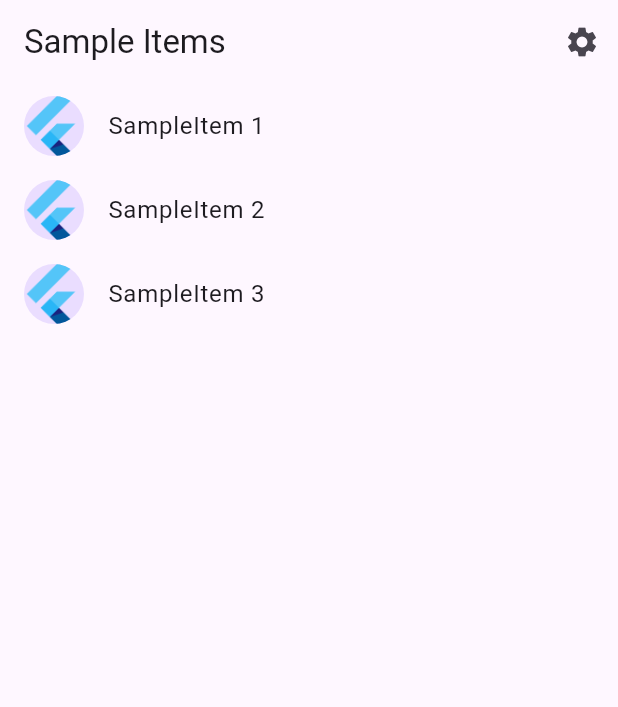
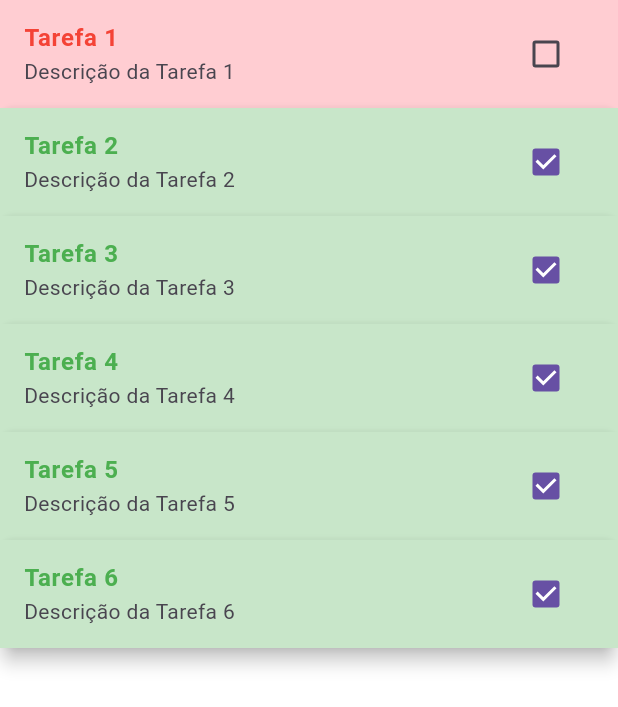
Before and after one commit to lucas1221/Magazord, a Flutter app: the screen it shows after launch, on a phone screen of 412 x 824 dp. Shown: the top 707 px of the screen. Run offline on Flutter 3.47's test engine with Material 3 defaults, Android fonts, the light colour scheme and no system bars.

Commit message:
[FEAT]: Arquivos da tarefa1
Estilos, Items na lista, correção de erros

```diff
--- a/magazord-tarefa1-Flutter/flutter_tarefa1_magazord/lib/src/app.dart
+++ b/magazord-tarefa1-Flutter/flutter_tarefa1_magazord/lib/src/app.dart
@@ -1,13 +1,8 @@
+// app.dart
 import 'package:flutter/material.dart';
-import 'package:flutter_gen/gen_l10n/app_localizations.dart';
-import 'package:flutter_localizations/flutter_localizations.dart';
+import 'settings/settings_controller.dart';
+import 'sample_feature/sample_item_list_view.dart';
 
-import 'sample_feature/sample_item_details_view.dart';
-import 'sample_feature/sample_item_list_view.dart';
-import 'settings/settings_controller.dart';
-import 'settings/settings_view.dart';
-
-/// The Widget that configures your application.
 class MyApp extends StatelessWidget {
   const MyApp({
     super.key,
@@ -18,68 +13,12 @@ class MyApp extends StatelessWidget {
 
   @override
   Widget build(BuildContext context) {
-    // Glue the SettingsController to the MaterialApp.
-    //
-    // The ListenableBuilder Widget listens to the SettingsController for changes.
-    // Whenever the user updates their settings, the MaterialApp is rebuilt.
-    return ListenableBuilder(
-      listenable: settingsController,
-      builder: (BuildContext context, Widget? child) {
-        return MaterialApp(
-          // Providing a restorationScopeId allows the Navigator built by the
-          // MaterialApp to restore the navigation stack when a user leaves and
-          // returns to the app after it has been killed while running in the
-          // background.
-          restorationScopeId: 'app',
-
-          // Provide the generated AppLocalizations to the MaterialApp. This
-          // allows descendant Widgets to display the correct translations
-          // depending on the user's locale.
-          localizationsDelegates: const [
-            AppLocalizations.delegate,
-            GlobalMaterialLocalizations.delegate,
-            GlobalWidgetsLocalizations.delegate,
-            GlobalCupertinoLocalizations.delegate,
-          ],
-          supportedLocales: const [
-            Locale('en', ''), // English, no country code
-          ],
-
-          // Use AppLocalizations to configure the correct application title
-          // depending on the user's locale.
-          //
-          // The appTitle is defined in .arb files found in the localization
-          // directory.
-          onGenerateTitle: (BuildContext context) =>
-              AppLocalizations.of(context)!.appTitle,
-
-          // Define a light and dark color theme. Then, read the user's
-          // preferred ThemeMode (light, dark, or system default) from the
-          // SettingsController to display the correct theme.
-          theme: ThemeData(),
-          darkTheme: ThemeData.dark(),
-          themeMode: settingsController.themeMode,
-
-          // Define a function to handle named routes in order to support
-          // Flutter web url navigation and deep linking.
-          onGenerateRoute: (RouteSettings routeSettings) {
-            return MaterialPageRoute<void>(
-              settings: routeSettings,
-              builder: (BuildContext context) {
-                switch (routeSettings.name) {
-                  case SettingsView.routeName:
-                    return SettingsView(controller: settingsController);
-                  case SampleItemDetailsView.routeName:
-                    return const SampleItemDetailsView();
-                  case SampleItemListView.routeName:
-                  default:
-                    return const SampleItemListView();
-                }
-              },
-            );
-          },
-        );
-      },
+    return MaterialApp(
+      title: 'Lista de Tarefas',
+      theme: ThemeData(
+        primarySwatch: Colors.blue,
+      ),
+      home: SampleItemListView(),
     );
   }
 }
--- a/magazord-tarefa1-Flutter/flutter_tarefa1_magazord/lib/src/sample_feature/sample_item.dart
+++ b/magazord-tarefa1-Flutter/flutter_tarefa1_magazord/lib/src/sample_feature/sample_item.dart
@@ -1,6 +1,14 @@
-/// A placeholder class that represents an entity or model.
+// sample_item.dart
 class SampleItem {
-  const SampleItem(this.id);
+  final int id;
+  final String title;
+  final String description;
+  bool completed;
 
-  final int id;
+  SampleItem({
+    required this.id,
+    required this.title,
+    required this.description,
+    this.completed = false,
+  });
 }
--- a/magazord-tarefa1-Flutter/flutter_tarefa1_magazord/lib/src/sample_feature/sample_item_details_view.dart
+++ b/magazord-tarefa1-Flutter/flutter_tarefa1_magazord/lib/src/sample_feature/sample_item_details_view.dart
@@ -1,6 +1,5 @@
 import 'package:flutter/material.dart';
 
-/// Displays detailed information about a SampleItem.
 class SampleItemDetailsView extends StatelessWidget {
   const SampleItemDetailsView({super.key});
 
--- a/magazord-tarefa1-Flutter/flutter_tarefa1_magazord/lib/src/sample_feature/sample_item_list_view.dart
+++ b/magazord-tarefa1-Flutter/flutter_tarefa1_magazord/lib/src/sample_feature/sample_item_list_view.dart
@@ -1,71 +1,53 @@
+// sample_item_list_view.dart
 import 'package:flutter/material.dart';
+import 'sample_item.dart';
 
-import '../settings/settings_view.dart';
-import 'sample_item.dart';
-import 'sample_item_details_view.dart';
+class SampleItemListView extends StatefulWidget {
+  @override
+  _SampleItemListViewState createState() => _SampleItemListViewState();
+}
 
-/// Displays a list of SampleItems.
-class SampleItemListView extends StatelessWidget {
-  const SampleItemListView({
-    super.key,
-    this.items = const [SampleItem(1), SampleItem(2), SampleItem(3)],
-  });
+class _SampleItemListViewState extends State<SampleItemListView> {
+  List<SampleItem> tasks = [
+    SampleItem(id: 1, title: "Tarefa 1", description: "Descrição da Tarefa 1"),
+    SampleItem(id: 2, title: "Tarefa 2", description: "Descrição da Tarefa 2", completed: true),
+    SampleItem(id: 3, title: "Tarefa 3", description: "Descrição da Tarefa 3", completed: true),
+    SampleItem(id: 4, title: "Tarefa 4", description: "Descrição da Tarefa 4", completed: true),
+    SampleItem(id: 5, title: "Tarefa 5", description: "Descrição da Tarefa 5", completed: true),
+    SampleItem(id: 6, title: "Tarefa 6", description: "Descrição da Tarefa 6", completed: true),
+    // ... adicione mais tarefas conforme necessário
+  ];
 
-  static const routeName = '/';
-
-  final List<SampleItem> items;
-
-  @override
-  Widget build(BuildContext context) {
-    return Scaffold(
-      appBar: AppBar(
-        title: const Text('Sample Items'),
-        actions: [
-          IconButton(
-            icon: const Icon(Icons.settings),
-            onPressed: () {
-              // Navigate to the settings page. If the user leaves and returns
-              // to the app after it has been killed while running in the
-              // background, the navigation stack is restored.
-              Navigator.restorablePushNamed(context, SettingsView.routeName);
+@override
+Widget build(BuildContext context) {
+  return ListView.builder(
+    itemCount: tasks.length,
+    itemBuilder: (context, index) {
+      return Material(
+        elevation: 5.0,
+        borderRadius: BorderRadius.circular(10.0),
+        child: ListTile(
+          tileColor: tasks[index].completed ? Colors.green[100] : Colors.red[100],
+          title: Text(
+            tasks[index].title,
+            style: TextStyle(
+              fontWeight: FontWeight.bold,
+              color: tasks[index].completed ? Colors.green : Colors.red,
+            ),
+          ),
+          subtitle: Text(tasks[index].description),
+          trailing: Checkbox(
+            value: tasks[index].completed,
+            onChanged: (bool? value) {
+              setState(() {
+                tasks[index].completed = value!;
+              });
             },
           ),
-        ],
-      ),
+        ),
+      );
+    },
+  );
+}
 
-      // To work with lists that may contain a large number of items, it’s best
-      // to use the ListView.builder constructor.
-      //
-      // In contrast to the default ListView constructor, which requires
-      // building all Widgets up front, the ListView.builder constructor lazily
-      // builds Widgets as they’re scrolled into view.
-      body: ListView.builder(
-        // Providing a restorationId allows the ListView to restore the
-        // scroll position when a user leaves and returns to the app after it
-        // has been killed while running in the background.
-        restorationId: 'sampleItemListView',
-        itemCount: items.length,
-        itemBuilder: (BuildContext context, int index) {
-          final item = items[index];
-
-          return ListTile(
-            title: Text('SampleItem ${item.id}'),
-            leading: const CircleAvatar(
-              // Display the Flutter Logo image asset.
-              foregroundImage: AssetImage('assets/images/flutter_logo.png'),
-            ),
-            onTap: () {
-              // Navigate to the details page. If the user leaves and returns to
-              // the app after it has been killed while running in the
-              // background, the navigation stack is restored.
-              Navigator.restorablePushNamed(
-                context,
-                SampleItemDetailsView.routeName,
-              );
-            }
-          );
-        },
-      ),
-    );
-  }
 }
```
Also changed, not shown: magazord-tarefa1-Flutter/flutter_tarefa1_magazord/lib/main.dart (+2 -8 lines).
